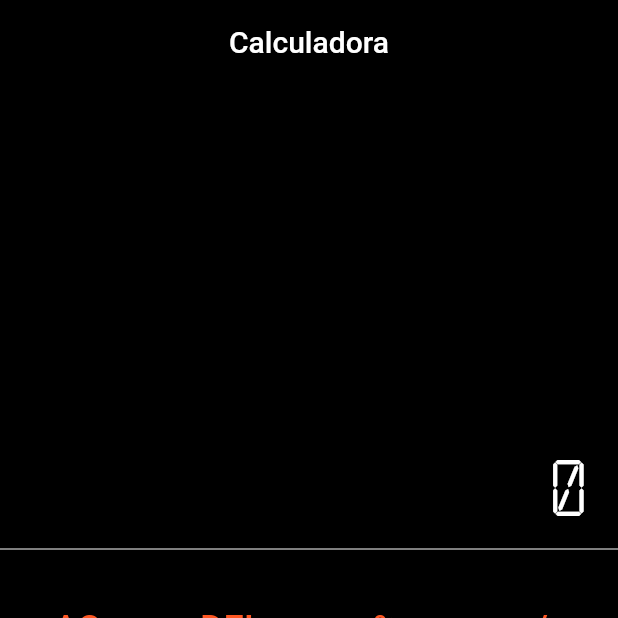
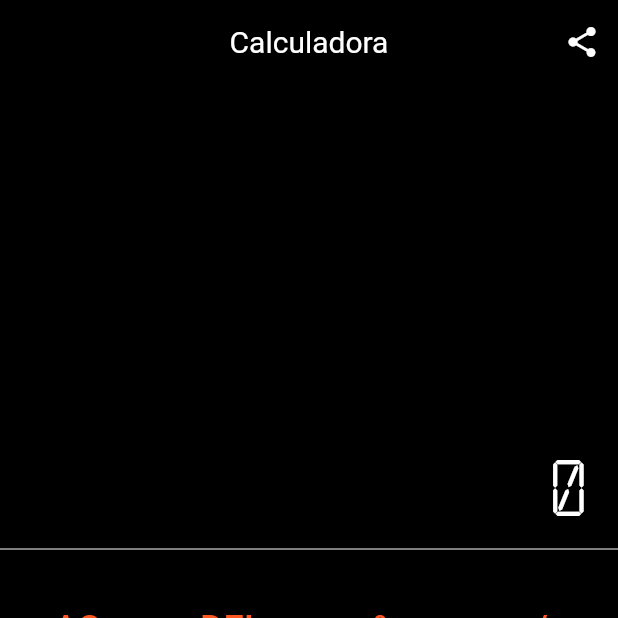
Before and after one commit to vanessa-held/Calculator-Flutter01, a Flutter app: the screen it shows after launch, on a phone screen of 412 x 824 dp, the top half of it. Run offline on Flutter 3.47's test engine with Material 2 defaults, Android fonts, the phone set to English and light mode, and no system bars; our stand-ins replace share, splashscreen.

Commit message:
adicionado o share

```diff
--- a/lib/main.dart
+++ b/lib/main.dart
@@ -25,7 +25,7 @@ class Splash extends StatelessWidget {
   @override
   Widget build(BuildContext context) {
     return new SplashScreen(
-        seconds: 7,
+        seconds: 5,
         navigateAfterSeconds: new CalculatorPage(),
         title: new Text(
           'Bem vindo',
--- a/lib/pages/calculator_page.dart
+++ b/lib/pages/calculator_page.dart
@@ -1,5 +1,6 @@
 import 'package:calculadora01/controllers/calculator_contoller.dart';
 import 'package:flutter/material.dart';
+import 'package:share/share.dart';
 
 class CalculatorPage extends StatefulWidget {
   @override
@@ -31,6 +32,22 @@ class _CalculatorPageState extends State<CalculatorPage> {
       title: Text('Calculadora', style: TextStyle(color: Colors.white)),
       backgroundColor: Colors.black,
       centerTitle: true,
+      actions: <Widget>[
+        new IconButton(
+          icon: new Icon(Icons.share),
+          onPressed: () {
+            Share.share('check out my website https://example.com');
+          },
+        ),
+      ],
+      iconTheme: IconThemeData(
+        color: Colors.white,
+      ),
+      textTheme: TextTheme(
+          title: TextStyle(
+        color: Colors.white,
+        fontSize: 20.0,
+      )),
     );
   }
 
--- a/pubspec.yaml
+++ b/pubspec.yaml
@@ -24,7 +24,7 @@ dependencies:
   splashscreen:
   flutter:
     sdk: flutter
-
+  share: ^2.0.1
 
 
   # The following adds the Cupertino Icons font to your application.
```
Also changed, not shown: pubspec.lock.
